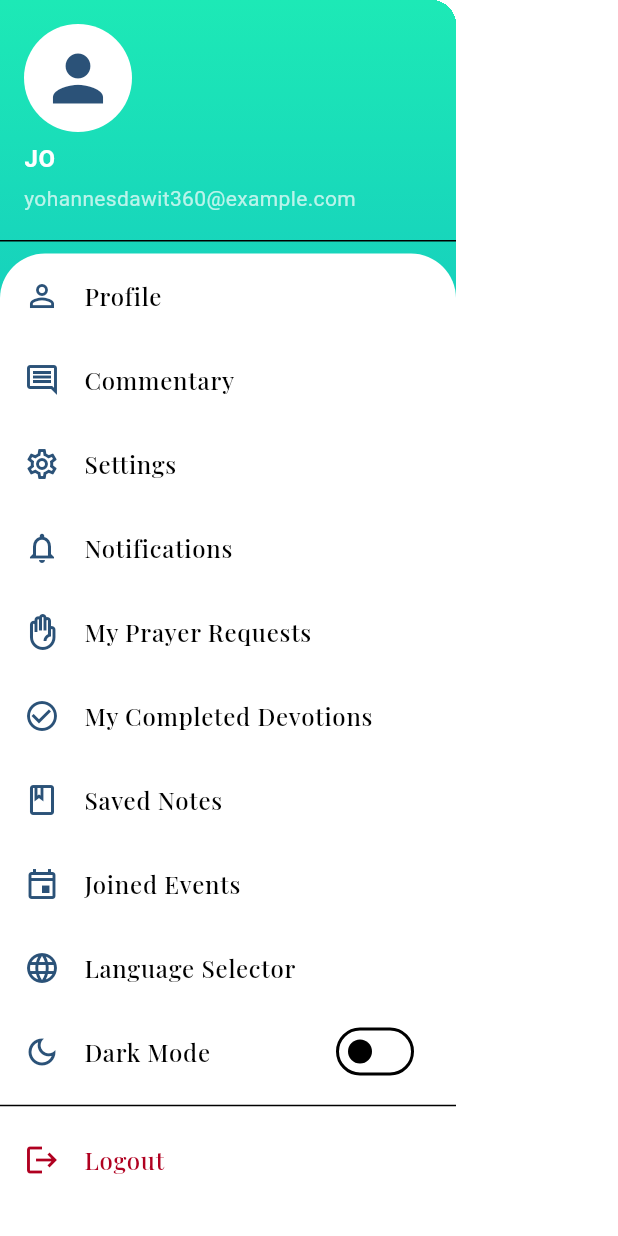
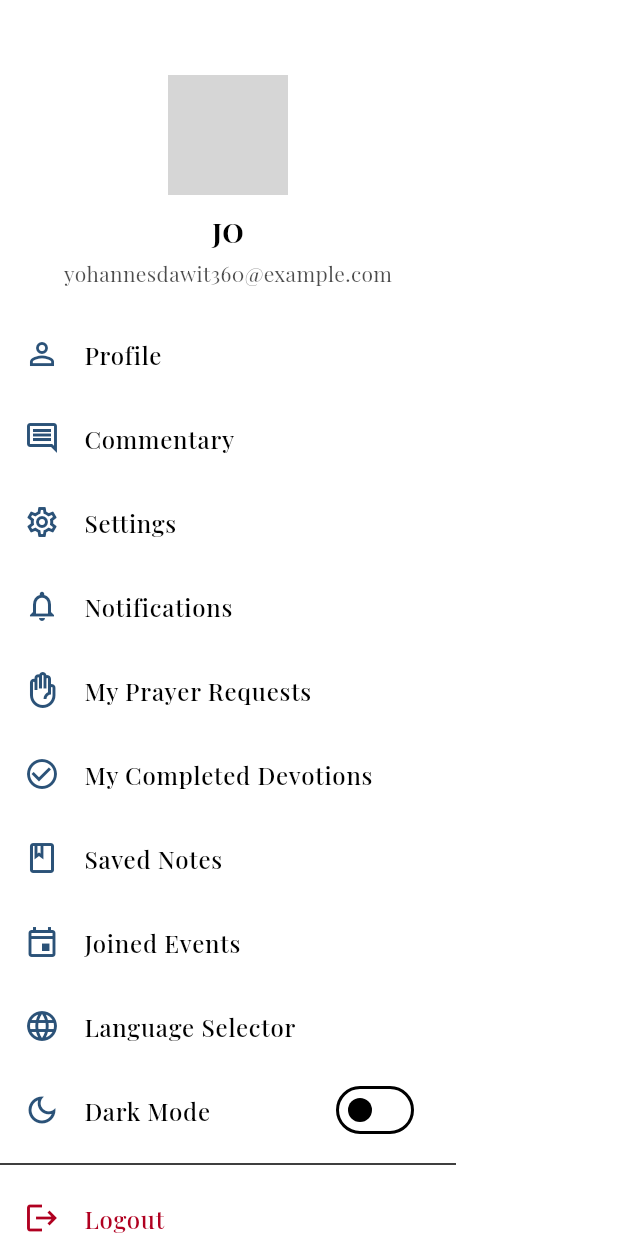
Before and after one commit to josi-web/AmenApp, a Flutter app: the AppDrawer widget shown alone on an empty page, opened directly, on a phone screen of 412 x 824 dp. Run offline on Flutter 3.47's test engine with Material 3 defaults, Android fonts, the phone set to English and light mode, and no system bars; our stand-ins replace animate_do, google_fonts, shared_preferences; accounts and stored records are empty; grey boxes are pictures that could not be loaded.

Commit message:
profile update

```diff
--- a/amen_app/lib/widgets/app_drawer.dart
+++ b/amen_app/lib/widgets/app_drawer.dart
@@ -12,51 +12,55 @@ class AppDrawer extends StatelessWidget {
     final isDark = theme.brightness == Brightness.dark;
 
     return Drawer(
-      child: Container(
+      child: Column(
+        children: [
+          // Profile Section
+          Container(
+            padding: const EdgeInsets.only(top: 50, bottom: 16),
             decoration: BoxDecoration(
-          gradient: LinearGradient(
-            begin: Alignment.topCenter,
-            end: Alignment.bottomCenter,
-            colors: isDark
-                ? [Colors.grey[900]!, Colors.grey[800]!]
-                : [const Color(0xFF1DE9B6), const Color(0xFF0288D1)],
-          ),
+              color: theme.colorScheme.surface,
             ),
             child: Column(
               children: [
-            // Profile Section
-            UserAccountsDrawerHeader(
-              decoration: const BoxDecoration(
-                color: Colors.transparent,
+                Container(
+                  width: 80,
+                  height: 80,
+                  decoration: BoxDecoration(
+                    shape: BoxShape.circle,
+                    border: Border.all(
+                      color: theme.colorScheme.primary,
+                      width: 2,
                     ),
-              currentAccountPicture: CircleAvatar(
-                backgroundColor: theme.colorScheme.surface,
-                child: Icon(Icons.person,
-                    size: 50, color: theme.colorScheme.primary),
+                    image: const DecorationImage(
+                      image: AssetImage('assets/images/profile_default.png'),
+                      fit: BoxFit.cover,
                     ),
-              accountName: Text(
+                  ),
+                ),
+                const SizedBox(height: 12),
+                Text(
                   'JO',
                   style: TextStyle(
-                  color: theme.colorScheme.onPrimary,
+                    color: theme.colorScheme.onSurface,
                     fontWeight: FontWeight.bold,
+                    fontSize: 18,
                   ),
                 ),
-              accountEmail: Text(
+                const SizedBox(height: 4),
+                Text(
                   'yohannesdawit360@example.com',
                   style: TextStyle(
-                    color: theme.colorScheme.onPrimary.withOpacity(0.7)),
+                    color: theme.colorScheme.onSurface.withOpacity(0.7),
+                    fontSize: 14,
+                  ),
+                ),
+              ],
             ),
           ),
           // Menu Items
           Expanded(
             child: Container(
-                decoration: BoxDecoration(
               color: theme.colorScheme.surface,
-                  borderRadius: const BorderRadius.only(
-                    topLeft: Radius.circular(30),
-                    topRight: Radius.circular(30),
-                  ),
-                ),
               child: ListView(
                 padding: EdgeInsets.zero,
                 children: [
@@ -145,7 +149,6 @@ class AppDrawer extends StatelessWidget {
           ),
         ],
       ),
-      ),
     );
   }
 
```
Lines whose indentation alone changed are shown as unchanged.
